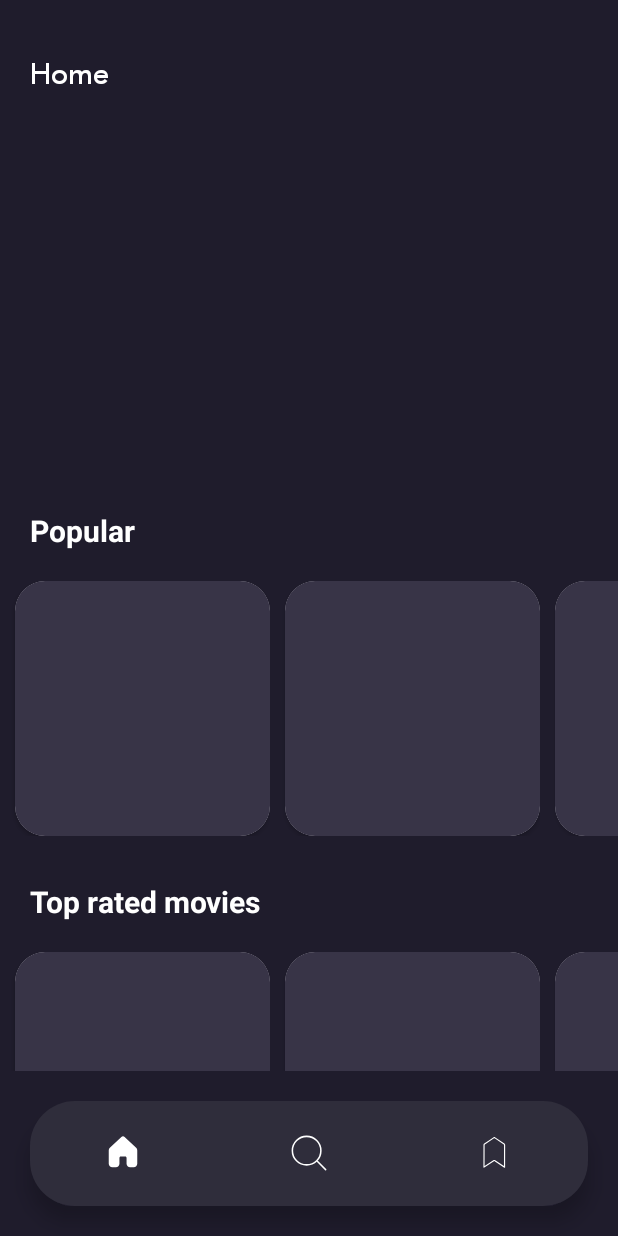
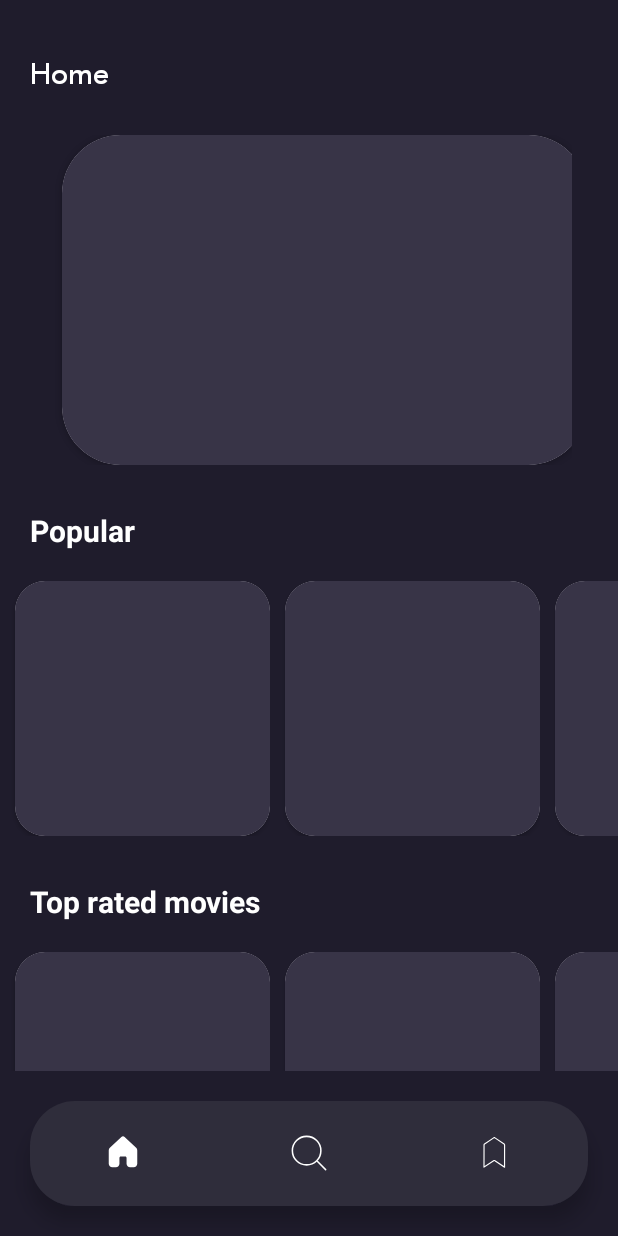
Before and after one commit to HamdiMohamed2000/Movies, an Android app: the screen it shows after launch (MainActivity), on a phone screen of 412 x 824 dp. Run offline under Robolectric (Android 15) with nearby library versions, the phone set to English and light mode, and no system bars; our stand-ins replace Dagger/Hilt's generated code, Room's generated code, Shimmer, navigation-ui, paging; libraries missing offline, so code that uses them is left out: androidx.hilt.lifecycle; plain views replace MultiSnapRecyclerView; pictures from the network do not load; 1 statement that could not run was skipped.

Commit message:
commit by Hamdi Mohamed : 11/15/2021 Edit HomeFragment

```diff
--- a/app/src/main/java/com/example/movie/ui/home/HomeFragment.kt
+++ b/app/src/main/java/com/example/movie/ui/home/HomeFragment.kt
@@ -186,7 +186,8 @@ class HomeFragment : Fragment(R.layout.fragment_home), HomeAdapter.OnMovieItemCl
                         )
                             .show()
 
-                        Log.e("HMD", "An error occured ${message}")
+                        binding.shimmerViwe.visibility = VISIBLE
+
 
                     }
                 }
@@ -216,8 +217,10 @@ class HomeFragment : Fragment(R.layout.fragment_home), HomeAdapter.OnMovieItemCl
                             "An error occured ${message.toString()}",
                             Toast.LENGTH_LONG
                         )
+
                             .show()
-                        Log.e("HMD", "An error occured ${message}")
+                        topRatedshimmerViwe.visibility = VISIBLE
+
                     }
                 }
                 is Resource.Loading -> {
@@ -248,7 +251,7 @@ class HomeFragment : Fragment(R.layout.fragment_home), HomeAdapter.OnMovieItemCl
                             Toast.LENGTH_LONG
                         )
                             .show()
-                        Log.e("HMD", "An error occured ${message}")
+                        binding.upcomingshimmerViwe.visibility = VISIBLE
                     }
                 }
                 is Resource.Loading -> {
@@ -289,6 +292,7 @@ class HomeFragment : Fragment(R.layout.fragment_home), HomeAdapter.OnMovieItemCl
                             Toast.LENGTH_LONG
                         )
                             .show()
+                        binding.shimmerViwePoster.visibility = VISIBLE
                     }
                 }
                 is Resource.Loading -> {
```
